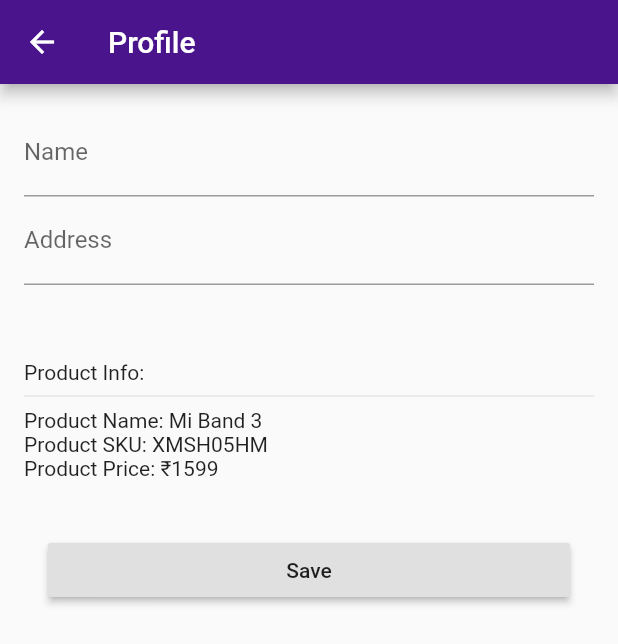
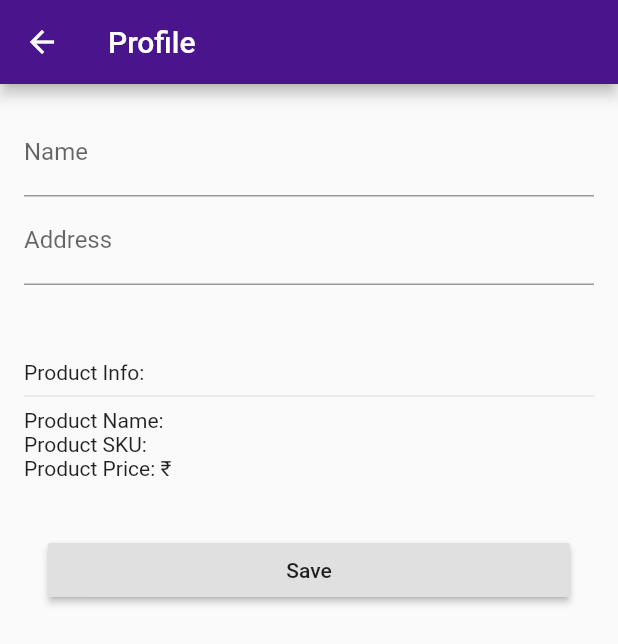
Before and after one commit to OmkarKirpan/dbsheets, a Flutter app: the SetData screen opened directly, on a phone screen of 412 x 824 dp. Shown: the top 644 px of the screen. Run offline on Flutter 3.47's test engine with Material 2 defaults, Android fonts, the phone set to English and light mode, and no system bars; network calls fail; statements that could not run were skipped.

```diff
--- a/lib/model/user.dart
+++ b/lib/model/user.dart
@@ -4,10 +4,11 @@ import 'dart:convert';
 class User {
   String name = '';
   String address = '';
-
   String pname = 'Mi Band 3';
   String sku = 'XMSH05HM';
   String price = '1599';
+
+  User(this.name, this.address, this.pname, this.sku, this.price);
 }
 
 Future<String> setData(User tuser) async {
--- a/lib/setdata.dart
+++ b/lib/setdata.dart
@@ -13,7 +13,7 @@ class SetData extends StatefulWidget {
 
 class _SetDataState extends State<SetData> {
   final _formKey = GlobalKey<FormState>();
-  final _user = User();
+  final _user = User('', '', '', '', '');
 
   @override
   void initState() {
```
